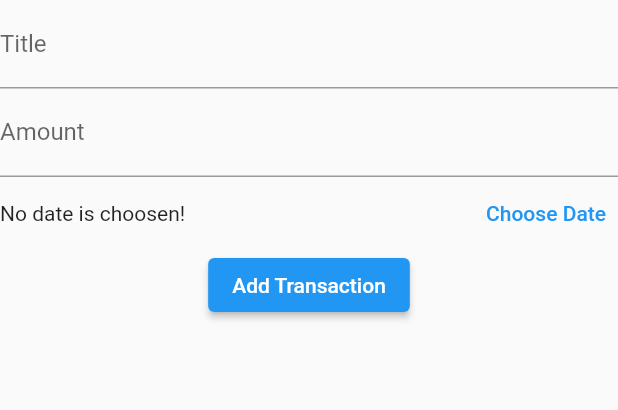
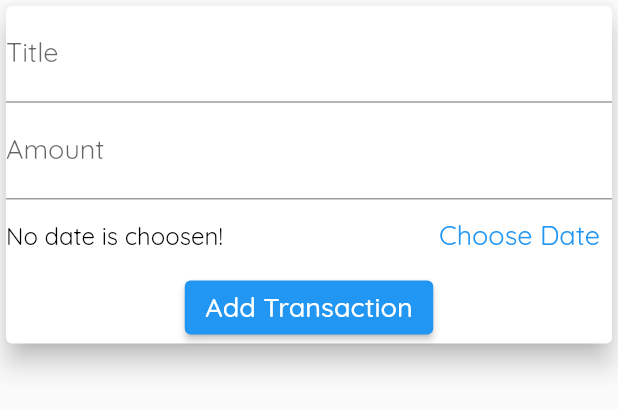
Before and after one commit to Yoseph-Gebeyehu/Tranasaction-App, a Flutter app: the NewTransaction widget shown alone on an empty page, opened directly with empty values, after a tap on "Add Transaction", on a phone screen of 412 x 824 dp. Shown: the top 410 px of the screen. Run offline on Flutter 3.47's test engine with Material 2 defaults, Android fonts, the phone set to English and light mode, and no system bars; statements that could not run were skipped.

Commit message:
Some of the UIs are formatted.

```diff
--- a/lib/new_transaction.dart
+++ b/lib/new_transaction.dart
@@ -34,42 +34,61 @@ class _NewTransactionState extends State<NewTransaction> {
   @override
   Widget build(BuildContext context) {
     return SingleChildScrollView(
+      child: Card(
+        elevation: 7,
         child: Column(
           children: [
             TextField(
               decoration: InputDecoration(
                 labelText: 'Title',
               ),
+              style: Theme.of(context).textTheme.headline2,
               controller: titleController,
             ),
             TextField(
               decoration: InputDecoration(
                 labelText: 'Amount',
               ),
+              style: Theme.of(context).textTheme.headline2,
               controller: amountController,
             ),
             Row(
               mainAxisAlignment: MainAxisAlignment.spaceBetween,
               children: [
                 date == null
-                  ? Text('No date is choosen!')
+                    ? Text(
+                        'No date is choosen!',
+                        style: Theme.of(context).textTheme.headline4,
+                      )
                     : Text(
                         'You chose: ' + DateFormat().add_yMMMd().format(date),
+                        style: Theme.of(context).textTheme.headline4,
                       ),
                 TextButton(
                   onPressed: () => _showDatePicker(),
-                child: Text('Choose Date'),
+                  child: Text(
+                    'Choose Date',
+                    style: Theme.of(context).textTheme.headline2,
+                  ),
                 ),
               ],
             ),
             ElevatedButton(
               onPressed: () {
-              widget.addTx(titleController.text,
-                  double.parse(amountController.text), date);
+                widget.addTx(
+                  titleController.text,
+                  double.parse(amountController.text),
+                  date,
+                );
+                Navigator.pop(context);
               },
-            child: Text('Add Transaction'),
+              child: Text(
+                'Add Transaction',
+                style: Theme.of(context).textTheme.button,
+              ),
             ),
           ],
+        ),
       ),
     );
   }
```
Also changed, not shown: lib/main.dart (+36 -2 lines), lib/transaction_list.dart (+9 -4 lines). Lines whose indentation alone changed are shown as unchanged.
